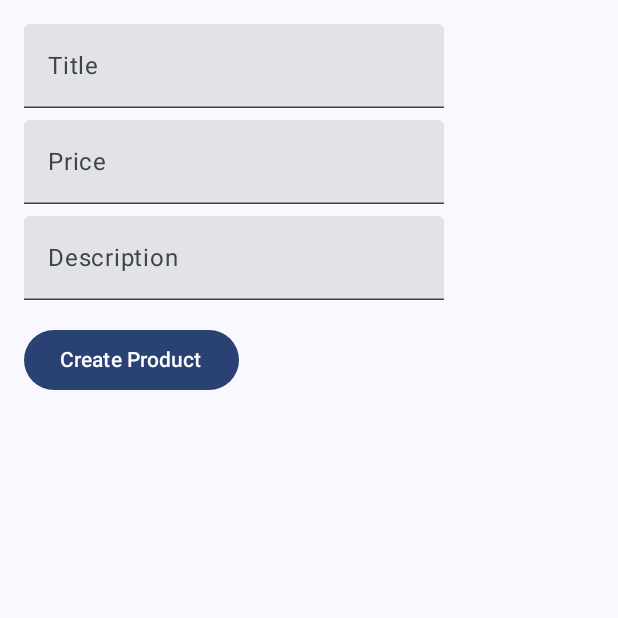
After one commit to JosueRDx/Sem10_Ejercicio_de_desarrollo, an Android app built with Jetpack Compose: the composable ProductCreateScreen called with empty values, on a phone screen of 412 x 824 dp, the top half of it. The commit adds this screen. Run offline under Robolectric (Android 15) with nearby library versions, the phone set to English and light mode, and no system bars; network calls fail; 1 statement that could not run was skipped.

Commit message:
feat: add CRUD for products by category

```diff
--- a/app/build.gradle.kts
+++ b/app/build.gradle.kts
@@ -71,4 +71,6 @@ dependencies {
     //Retrofit y Gson
     implementation("com.squareup.retrofit2:retrofit:2.9.0")
     implementation("com.squareup.retrofit2:converter-gson:2.9.0")
+
+    implementation("io.coil-kt:coil-compose:2.1.0")
 }
--- /dev/null
+++ b/app/src/main/java/com/josuerdx/sem10_ejercicio_de_desarrollo/view/ProductCreateScreen.kt
@@ -0,0 +1,39 @@
+package com.josuerdx.sem10_ejercicio_de_desarrollo.view
+
+import androidx.compose.foundation.layout.*
+import androidx.compose.material3.Button
+import androidx.compose.material3.Text
+import androidx.compose.material3.TextField
+import androidx.compose.runtime.*
+import androidx.compose.ui.Modifier
+import androidx.compose.ui.unit.dp
+import androidx.navigation.NavController
+import com.josuerdx.sem10_ejercicio_de_desarrollo.data.Product
+import com.josuerdx.sem10_ejercicio_de_desarrollo.network.RetrofitClient
+import kotlinx.coroutines.launch
+
+@Composable
+fun ProductCreateScreen(navController: NavController, category: String) {
+    var title by remember { mutableStateOf("") }
+    var price by remember { mutableStateOf("") }
+    var description by remember { mutableStateOf("") }
+    val coroutineScope = rememberCoroutineScope()
+
+    Column(modifier = Modifier.fillMaxSize().padding(16.dp)) {
+        TextField(value = title, onValueChange = { title = it }, label = { Text("Title") })
+        Spacer(modifier = Modifier.height(8.dp))
+        TextField(value = price, onValueChange = { price = it }, label = { Text("Price") })
+        Spacer(modifier = Modifier.height(8.dp))
+        TextField(value = description, onValueChange = { description = it }, label = { Text("Description") })
+        Spacer(modifier = Modifier.height(16.dp))
+        Button(onClick = {
+            coroutineScope.launch {
+                val product = Product(0, title, price.toDouble(), description, category, "")
+                RetrofitClient.instance.createProduct(product)
+                navController.popBackStack()
+            }
+        }) {
+            Text("Create Product")
+        }
+    }
+}
```
Also changed, not shown: app/src/main/java/com/josuerdx/sem10_ejercicio_de_desarrollo/MainActivity.kt (+16 -1 lines), app/src/main/java/com/josuerdx/sem10_ejercicio_de_desarrollo/view/ProductDeleteScreen.kt (added, +18 -0 lines), app/src/main/java/com/josuerdx/sem10_ejercicio_de_desarrollo/view/ProductDetailScreen.kt (+23 -6 lines), app/src/main/java/com/josuerdx/sem10_ejercicio_de_desarrollo/view/ProductListScreen.kt (+59 -6 lines), app/src/main/java/com/josuerdx/sem10_ejercicio_de_desarrollo/view/ProductUpdateScreen.kt (added, +51 -0 lines).
